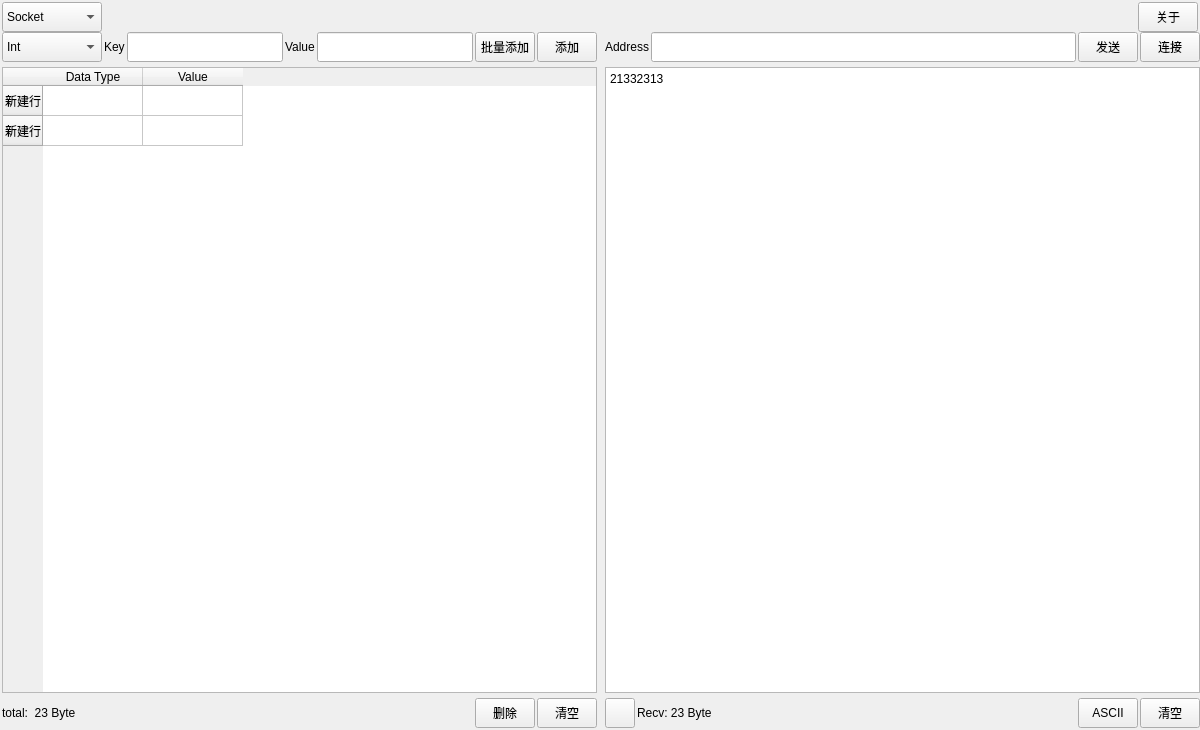
Before: the Qt Designer form RequestTestTool/RequestTestTool.ui in julian-zhuang/RequestTestTool, drawn with Qt 5.
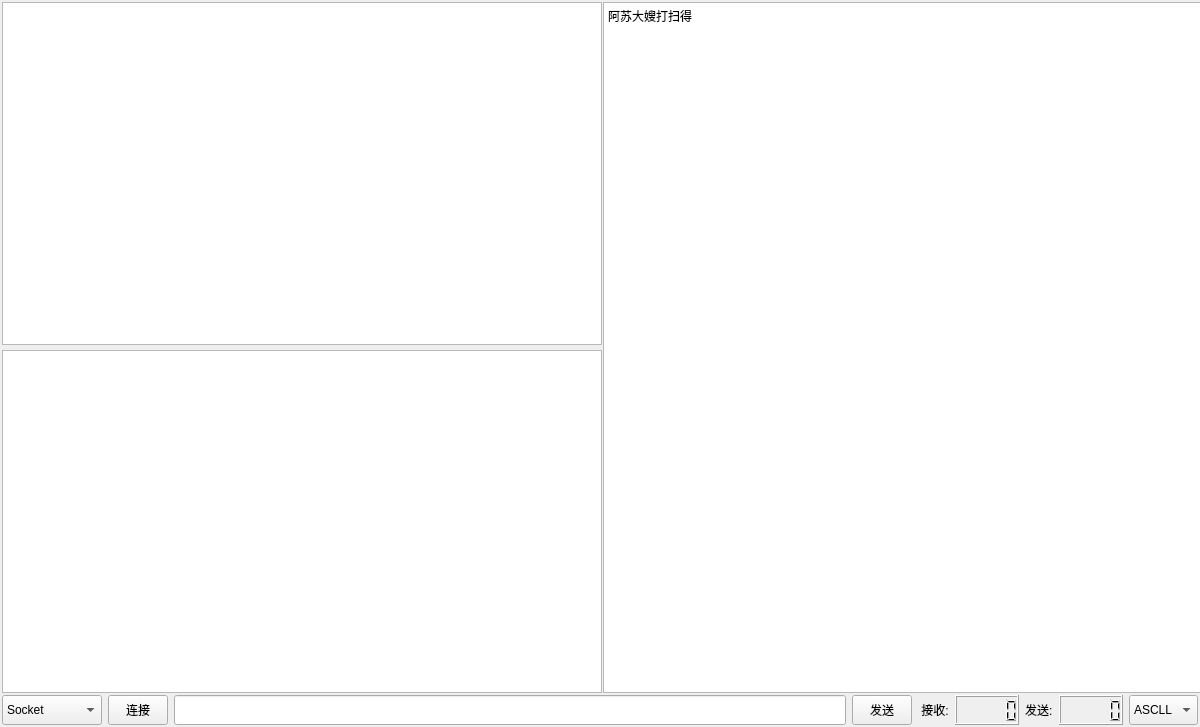
After: the same form once the commit is applied.

Commit message: 更新布局

Diff of the .ui file:
```diff
--- a/RequestTestTool/RequestTestTool.ui
+++ b/RequestTestTool/RequestTestTool.ui
@@ -7,22 +7,28 @@
     <x>0</x>
     <y>0</y>
     <width>1200</width>
-    <height>730</height>
+    <height>727</height>
    </rect>
   </property>
   <property name="minimumSize">
    <size>
     <width>1200</width>
-    <height>730</height>
+    <height>700</height>
+   </size>
+  </property>
+  <property name="maximumSize">
+   <size>
+    <width>16777215</width>
+    <height>16777215</height>
    </size>
   </property>
   <property name="windowTitle">
    <string>RequestTestTool</string>
   </property>
   <widget class="QWidget" name="centralWidget">
-   <layout class="QVBoxLayout" name="verticalLayout_3">
+   <layout class="QVBoxLayout" name="verticalLayout_2">
     <property name="spacing">
-     <number>0</number>
+     <number>2</number>
     </property>
     <property name="leftMargin">
      <number>2</number>
@@ -37,29 +43,55 @@
      <number>2</number>
     </property>
     <item>
-     <widget class="QWidget" name="widget" native="true">
-      <property name="maximumSize">
+     <layout class="QHBoxLayout" name="horizontalLayout_2">
+      <item>
+       <layout class="QVBoxLayout" name="verticalLayout">
+        <property name="spacing">
+         <number>5</number>
+        </property>
+        <item>
+         <widget class="QTableWidget" name="tableWidget_Header">
+          <property name="minimumSize">
        <size>
-        <width>16777215</width>
-        <height>30</height>
-       </size>
-      </property>
-      <layout class="QHBoxLayout" name="horizontalLayout_5">
-       <property name="spacing">
-        <number>0</number>
-       </property>
-       <property name="leftMargin">
-        <number>0</number>
-       </property>
-       <property name="topMargin">
-        <number>0</number>
-       </property>
-       <property name="rightMargin">
-        <number>0</number>
-       </property>
-       <property name="bottomMargin">
-        <number>0</number>
-       </property>
+            <width>600</width>
+            <height>300</height>
+           </size>
+          </property>
+         </widget>
+        </item>
+        <item>
+         <widget class="QTableWidget" name="tableWidget_values">
+          <property name="minimumSize">
+           <size>
+            <width>600</width>
+            <height>300</height>
+           </size>
+          </property>
+         </widget>
+        </item>
+       </layout>
+      </item>
+      <item>
+       <widget class="QTextBrowser" name="textBrowser_return">
+        <property name="minimumSize">
+         <size>
+          <width>600</width>
+          <height>605</height>
+         </size>
+        </property>
+        <property name="html">
+         <string>&lt;!DOCTYPE HTML PUBLIC &quot;-//W3C//DTD HTML 4.0//EN&quot; &quot;http://www.w3.org/TR/REC-html40/strict.dtd&quot;&gt;
+&lt;html&gt;&lt;head&gt;&lt;meta name=&quot;qrichtext&quot; content=&quot;1&quot; /&gt;&lt;style type=&quot;text/css&quot;&gt;
+p, li { white-space: pre-wrap; }
+&lt;/style&gt;&lt;/head&gt;&lt;body style=&quot; font-family:'SimSun'; font-size:9pt; font-weight:400; font-style:normal;&quot;&gt;
+&lt;p style=&quot; margin-top:0px; margin-bottom:0px; margin-left:0px; margin-right:0px; -qt-block-indent:0; text-indent:0px;&quot;&gt;阿苏大嫂打扫得&lt;/p&gt;&lt;/body&gt;&lt;/html&gt;</string>
+        </property>
+       </widget>
+      </item>
+     </layout>
+    </item>
+    <item>
+     <layout class="QHBoxLayout" name="horizontalLayout">
        <item>
         <widget class="QComboBox" name="comboBox_RequestType">
          <property name="minimumSize">
@@ -107,20 +139,7 @@
         </widget>
        </item>
        <item>
-        <spacer name="horizontalSpacer">
-         <property name="orientation">
-          <enum>Qt::Horizontal</enum>
-         </property>
-         <property name="sizeHint" stdset="0">
-          <size>
-           <width>897</width>
-           <height>20</height>
-          </size>
-         </property>
-        </spacer>
-       </item>
-       <item>
-        <widget class="QPushButton" name="pushButton_About">
+       <widget class="QPushButton" name="pushButton_Connect">
          <property name="minimumSize">
           <size>
            <width>60</width>
@@ -129,342 +148,12 @@
          </property>
          <property name="maximumSize">
           <size>
-           <width>60</width>
+          <width>30</width>
            <height>30</height>
           </size>
          </property>
          <property name="text">
-          <string>关于</string>
-         </property>
-        </widget>
-       </item>
-      </layout>
-     </widget>
-    </item>
-    <item>
-     <layout class="QHBoxLayout" name="horizontalLayout_6">
-      <property name="spacing">
-       <number>0</number>
-      </property>
-      <item>
-       <widget class="QWidget" name="widget_2" native="true">
-        <property name="minimumSize">
-         <size>
-          <width>600</width>
-          <height>600</height>
-         </size>
-        </property>
-        <layout class="QGridLayout" name="gridLayout">
-         <property name="leftMargin">
-          <number>0</number>
-         </property>
-         <property name="topMargin">
-          <number>0</number>
-         </property>
-         <property name="rightMargin">
-          <number>0</number>
-         </property>
-         <property name="bottomMargin">
-          <number>0</number>
-         </property>
-         <property name="spacing">
-          <number>0</number>
-         </property>
-         <item row="0" column="0">
-          <layout class="QVBoxLayout" name="verticalLayout">
-           <property name="spacing">
-            <number>5</number>
-           </property>
-           <property name="rightMargin">
-            <number>5</number>
-           </property>
-           <item>
-            <layout class="QHBoxLayout" name="horizontalLayout_2">
-             <property name="spacing">
-              <number>2</number>
-             </property>
-             <item>
-              <widget class="QComboBox" name="comboBox_DataType">
-               <property name="minimumSize">
-                <size>
-                 <width>100</width>
-                 <height>30</height>
-                </size>
-               </property>
-               <property name="maximumSize">
-                <size>
-                 <width>100</width>
-                 <height>30</height>
-                </size>
-               </property>
-               <item>
-                <property name="text">
-                 <string>Int</string>
-                </property>
-               </item>
-               <item>
-                <property name="text">
-                 <string>File</string>
-                </property>
-               </item>
-               <item>
-                <property name="text">
-                 <string>Char</string>
-                </property>
-               </item>
-               <item>
-                <property name="text">
-                 <string>String</string>
-                </property>
-               </item>
-               <item>
-                <property name="text">
-                 <string>Bit</string>
-                </property>
-               </item>
-              </widget>
-             </item>
-             <item>
-              <widget class="QLabel" name="label_key">
-               <property name="text">
-                <string>Key</string>
-               </property>
-              </widget>
-             </item>
-             <item>
-              <widget class="QLineEdit" name="lineEdit_Key">
-               <property name="minimumSize">
-                <size>
-                 <width>50</width>
-                 <height>30</height>
-                </size>
-               </property>
-               <property name="maximumSize">
-                <size>
-                 <width>16777215</width>
-                 <height>30</height>
-                </size>
-               </property>
-              </widget>
-             </item>
-             <item>
-              <widget class="QLabel" name="label_Value">
-               <property name="text">
-                <string>Value</string>
-               </property>
-              </widget>
-             </item>
-             <item>
-              <widget class="QLineEdit" name="lineEdit_Value">
-               <property name="minimumSize">
-                <size>
-                 <width>50</width>
-                 <height>30</height>
-                </size>
-               </property>
-               <property name="maximumSize">
-                <size>
-                 <width>16777215</width>
-                 <height>30</height>
-                </size>
-               </property>
-              </widget>
-             </item>
-             <item>
-              <widget class="QPushButton" name="pushButton_ADDS">
-               <property name="minimumSize">
-                <size>
-                 <width>60</width>
-                 <height>30</height>
-                </size>
-               </property>
-               <property name="maximumSize">
-                <size>
-                 <width>60</width>
-                 <height>30</height>
-                </size>
-               </property>
-               <property name="text">
-                <string>批量添加</string>
-               </property>
-              </widget>
-             </item>
-             <item>
-              <widget class="QPushButton" name="pushButton_3">
-               <property name="minimumSize">
-                <size>
-                 <width>60</width>
-                 <height>30</height>
-                </size>
-               </property>
-               <property name="maximumSize">
-                <size>
-                 <width>60</width>
-                 <height>30</height>
-                </size>
-               </property>
-               <property name="text">
-                <string>添加</string>
-               </property>
-              </widget>
-             </item>
-            </layout>
-           </item>
-           <item>
-            <widget class="QTableWidget" name="tableWidget_values">
-             <row>
-              <property name="text">
-               <string>新建行</string>
-              </property>
-             </row>
-             <row>
-              <property name="text">
-               <string>新建行</string>
-              </property>
-             </row>
-             <column>
-              <property name="text">
-               <string>Data Type</string>
-              </property>
-             </column>
-             <column>
-              <property name="text">
-               <string>Value</string>
-              </property>
-             </column>
-             <item row="0" column="0">
-              <property name="text">
-               <string/>
-              </property>
-             </item>
-            </widget>
-           </item>
-           <item>
-            <layout class="QHBoxLayout" name="horizontalLayout">
-             <property name="spacing">
-              <number>2</number>
-             </property>
-             <item>
-              <widget class="QLabel" name="label_SendDatalenth">
-               <property name="minimumSize">
-                <size>
-                 <width>0</width>
-                 <height>30</height>
-                </size>
-               </property>
-               <property name="maximumSize">
-                <size>
-                 <width>16777215</width>
-                 <height>30</height>
-                </size>
-               </property>
-               <property name="text">
-                <string>total:  23 Byte</string>
-               </property>
-              </widget>
-             </item>
-             <item>
-              <spacer name="horizontalSpacer_4">
-               <property name="orientation">
-                <enum>Qt::Horizontal</enum>
-               </property>
-               <property name="sizeHint" stdset="0">
-                <size>
-                 <width>40</width>
-                 <height>20</height>
-                </size>
-               </property>
-              </spacer>
-             </item>
-             <item>
-              <widget class="QPushButton" name="pushButton_LeftDel">
-               <property name="minimumSize">
-                <size>
-                 <width>60</width>
-                 <height>30</height>
-                </size>
-               </property>
-               <property name="maximumSize">
-                <size>
-                 <width>60</width>
-                 <height>30</height>
-                </size>
-               </property>
-               <property name="text">
-                <string>删除</string>
-               </property>
-              </widget>
-             </item>
-             <item>
-              <widget class="QPushButton" name="pushButton_LeftClean">
-               <property name="minimumSize">
-                <size>
-                 <width>60</width>
-                 <height>30</height>
-                </size>
-               </property>
-               <property name="maximumSize">
-                <size>
-                 <width>60</width>
-                 <height>30</height>
-                </size>
-               </property>
-               <property name="text">
-                <string>清空</string>
-               </property>
-              </widget>
-             </item>
-            </layout>
-           </item>
-          </layout>
-         </item>
-        </layout>
-       </widget>
-      </item>
-      <item>
-       <widget class="QWidget" name="widget_3" native="true">
-        <property name="minimumSize">
-         <size>
-          <width>600</width>
-          <height>600</height>
-         </size>
-        </property>
-        <layout class="QGridLayout" name="gridLayout_2">
-         <property name="leftMargin">
-          <number>0</number>
-         </property>
-         <property name="topMargin">
-          <number>0</number>
-         </property>
-         <property name="rightMargin">
-          <number>0</number>
-         </property>
-         <property name="bottomMargin">
-          <number>0</number>
-         </property>
-         <property name="spacing">
-          <number>0</number>
-         </property>
-         <item row="0" column="0">
-          <layout class="QVBoxLayout" name="verticalLayout_2">
-           <property name="spacing">
-            <number>5</number>
-           </property>
-           <property name="leftMargin">
-            <number>5</number>
-           </property>
-           <item>
-            <layout class="QHBoxLayout" name="horizontalLayout_3">
-             <property name="spacing">
-              <number>2</number>
-             </property>
-             <property name="bottomMargin">
-              <number>0</number>
-             </property>
-             <item>
-              <widget class="QLabel" name="label_Address">
-               <property name="text">
-                <string>Address</string>
+         <string>连接</string>
                </property>
               </widget>
              </item>
@@ -478,13 +167,13 @@
                </property>
                <property name="minimumSize">
                 <size>
-                 <width>280</width>
+          <width>557</width>
                  <height>30</height>
                 </size>
                </property>
                <property name="maximumSize">
                 <size>
-                 <width>16777215</width>
+          <width>65535</width>
                  <height>30</height>
                 </size>
                </property>
@@ -494,7 +183,7 @@
               </widget>
              </item>
              <item>
-              <widget class="QPushButton" name="pushButton_Connect_2">
+       <widget class="QPushButton" name="pushButton_Request">
                <property name="minimumSize">
                 <size>
                  <width>60</width>
@@ -513,62 +202,6 @@
               </widget>
              </item>
              <item>
-              <widget class="QPushButton" name="pushButton_Connect">
-               <property name="minimumSize">
-                <size>
-                 <width>60</width>
-                 <height>30</height>
-                </size>
-               </property>
-               <property name="maximumSize">
-                <size>
-                 <width>60</width>
-                 <height>30</height>
-                </size>
-               </property>
-               <property name="text">
-                <string>连接</string>
-               </property>
-              </widget>
-             </item>
-            </layout>
-           </item>
-           <item>
-            <widget class="QTextBrowser" name="textBrowser_return">
-             <property name="html">
-              <string>&lt;!DOCTYPE HTML PUBLIC &quot;-//W3C//DTD HTML 4.0//EN&quot; &quot;http://www.w3.org/TR/REC-html40/strict.dtd&quot;&gt;
-&lt;html&gt;&lt;head&gt;&lt;meta name=&quot;qrichtext&quot; content=&quot;1&quot; /&gt;&lt;style type=&quot;text/css&quot;&gt;
-p, li { white-space: pre-wrap; }
-&lt;/style&gt;&lt;/head&gt;&lt;body style=&quot; font-family:'SimSun'; font-size:9pt; font-weight:400; font-style:normal;&quot;&gt;
-&lt;p style=&quot; margin-top:0px; margin-bottom:0px; margin-left:0px; margin-right:0px; -qt-block-indent:0; text-indent:0px;&quot;&gt;21332313&lt;/p&gt;&lt;/body&gt;&lt;/html&gt;</string>
-             </property>
-            </widget>
-           </item>
-           <item>
-            <layout class="QHBoxLayout" name="horizontalLayout_4">
-             <property name="spacing">
-              <number>2</number>
-             </property>
-             <item>
-              <widget class="QPushButton" name="pushButton_ConnectStatus">
-               <property name="minimumSize">
-                <size>
-                 <width>30</width>
-                 <height>30</height>
-                </size>
-               </property>
-               <property name="maximumSize">
-                <size>
-                 <width>30</width>
-                 <height>30</height>
-                </size>
-               </property>
-               <property name="text">
-                <string/>
-               </property>
-              </widget>
-             </item>
-             <item>
               <widget class="QLabel" name="label_RecvDatalenth">
                <property name="minimumSize">
                 <size>
@@ -583,66 +216,63 @@
                 </size>
                </property>
                <property name="text">
-                <string>Recv: 23 Byte</string>
+         <string> 接收:</string>
                </property>
               </widget>
              </item>
              <item>
-              <spacer name="horizontalSpacer_5">
-               <property name="orientation">
-                <enum>Qt::Horizontal</enum>
-               </property>
-               <property name="sizeHint" stdset="0">
-                <size>
-                 <width>216</width>
-                 <height>20</height>
-                </size>
-               </property>
-              </spacer>
+       <widget class="QLCDNumber" name="lcdNumber_2"/>
              </item>
              <item>
-              <widget class="QPushButton" name="pushButton_8">
+       <widget class="QLabel" name="label_SendDatalenth">
                <property name="minimumSize">
                 <size>
-                 <width>60</width>
+          <width>0</width>
                  <height>30</height>
                 </size>
                </property>
                <property name="maximumSize">
                 <size>
-                 <width>60</width>
+          <width>16777215</width>
                  <height>30</height>
                 </size>
                </property>
                <property name="text">
-                <string>ASCII</string>
+         <string>发送:</string>
                </property>
               </widget>
              </item>
              <item>
-              <widget class="QPushButton" name="pushButton_RightClean">
+       <widget class="QLCDNumber" name="lcdNumber"/>
+      </item>
+      <item>
+       <widget class="QComboBox" name="comboBox_ShowType">
                <property name="minimumSize">
                 <size>
                  <width>60</width>
                  <height>30</height>
                 </size>
                </property>
-               <property name="maximumSize">
-                <size>
-                 <width>60</width>
-                 <height>30</height>
-                </size>
-               </property>
+        <item>
+         <property name="text">
+          <string>ASCLL</string>
+         </property>
+        </item>
+        <item>
                <property name="text">
-                <string>清空</string>
-               </property>
-              </widget>
-             </item>
-            </layout>
-           </item>
-          </layout>
-         </item>
-        </layout>
+          <string>16进制</string>
+         </property>
+        </item>
+        <item>
+         <property name="text">
+          <string>10进制</string>
+         </property>
+        </item>
+        <item>
+         <property name="text">
+          <string>2  进制</string>
+         </property>
+        </item>
        </widget>
       </item>
      </layout>
```
Lines whose indentation alone changed are shown as unchanged. The commit also changes 4 other files.
